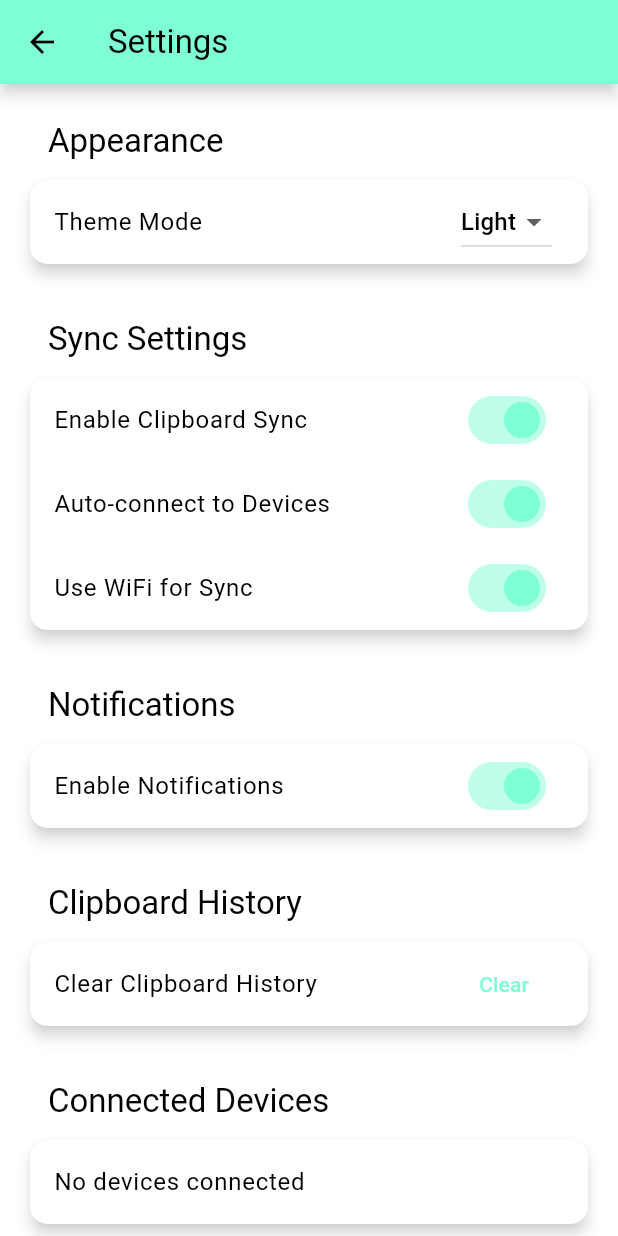
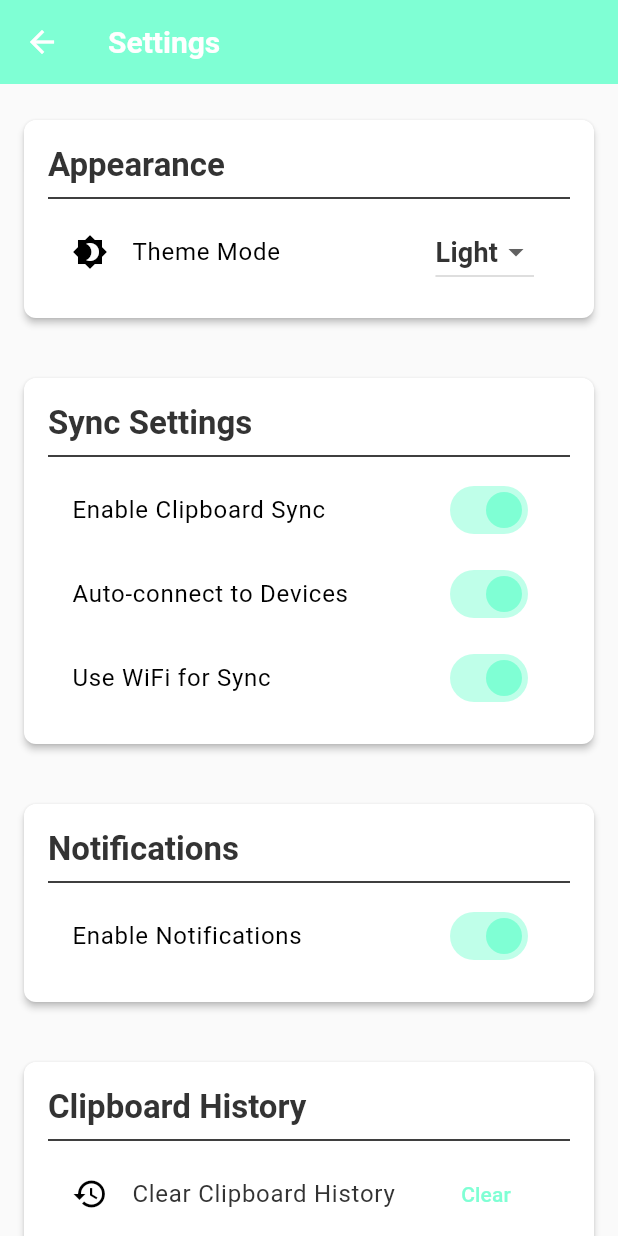
Before and after one commit to nathfavour/clippybara, a Flutter app: the screen it shows after launch, after a tap on the "settings" icon, on a phone screen of 412 x 824 dp. Run offline on Flutter 3.47's test engine with Material 3 defaults, Android fonts, the phone set to English and light mode, and no system bars; our stand-ins replace device_info_plus, get, multicast_dns, package_info_plus, permission_handler; missing offline and left inert: network_info_plus; statements that could not run were skipped.

Commit message:
🔀 Merge feature enhancements into lib/themes/app_theme.

```diff
--- a/lib/src/views/devices_page.dart
+++ b/lib/src/views/devices_page.dart
@@ -19,11 +19,8 @@ class _DevicesPageState extends State<DevicesPage> {
   @override
   void initState() {
     super.initState();
-    // Start scanning on load
     _startScanning();
-    // Listen to newly discovered devices
     _discoveryService.onDeviceDiscovered.listen((deviceId) async {
-      // Create a DeviceInfo with a dummy name or query for additional details
       var device = DeviceInfo(
           id: deviceId,
           name: 'Device ${_discoveredDevices.length + 1}',
@@ -66,11 +63,13 @@ class _DevicesPageState extends State<DevicesPage> {
               if (_discoveredDevices.isEmpty) {
                 return const Center(child: Text('No devices found'));
               }
-              return ListView.builder(
+              return ListView.separated(
                 itemCount: _discoveredDevices.length,
+                separatorBuilder: (context, index) => const Divider(),
                 itemBuilder: (context, index) {
                   final device = _discoveredDevices[index];
                   return ListTile(
+                    leading: const Icon(Icons.devices),
                     title: Text(device.name),
                     subtitle: Text(device.id),
                     trailing: Row(
@@ -84,9 +83,17 @@ class _DevicesPageState extends State<DevicesPage> {
                         ),
                         const SizedBox(width: 8),
                         IconButton(
-                          icon: const Icon(Icons.star_border),
+                          icon: _favoritesManager.favorites
+                                  .any((fav) => fav.id == device.id)
+                              ? const Icon(Icons.star, color: Colors.amber)
+                              : const Icon(Icons.star_border),
                           onPressed: () {
-                            _favoritesManager.addFavorite(device);
+                            if (_favoritesManager.favorites
+                                .any((fav) => fav.id == device.id)) {
+                              _favoritesManager.removeFavorite(device.id);
+                            } else {
+                              _favoritesManager.addFavorite(device);
+                            }
                           },
                         ),
                       ],
@@ -108,6 +115,7 @@ class _DevicesPageState extends State<DevicesPage> {
                   return Padding(
                     padding: const EdgeInsets.all(8.0),
                     child: Chip(
+                      avatar: const Icon(Icons.star, color: Colors.amber),
                       label: Text(fav.name),
                       deleteIcon: const Icon(Icons.close),
                       onDeleted: () {
--- a/lib/src/views/home_page.dart
+++ b/lib/src/views/home_page.dart
@@ -27,37 +27,14 @@ class HomePage extends StatelessWidget {
         onPressed: () => _showCreateClipDialog(context, controller),
         child: const Icon(Icons.add),
       ),
-      body: ListView(
-        children: [
-          LayoutBuilder(
+      body: LayoutBuilder(
         builder: (context, constraints) {
           if (constraints.maxWidth > 600) {
             return _buildTabletLayout(controller, theme);
           } else {
-                // Pass context to the mobile layout builder
             return _buildMobileLayout(context, controller, theme);
           }
         },
-          ),
-          const SizedBox(height: 20),
-          const Padding(
-            padding: EdgeInsets.symmetric(horizontal: 16.0),
-            child: Text(
-              'Devices',
-              style: TextStyle(fontSize: 20, fontWeight: FontWeight.bold),
-            ),
-          ),
-          ListTile(
-            leading: const Icon(Icons.devices),
-            title: const Text("Discover Devices"),
-            subtitle:
-                const Text("Scan, connect, and add devices to your favorites."),
-            trailing: const Icon(Icons.arrow_forward_ios),
-            onTap: () {
-              Get.to(() => const DevicesPage());
-            },
-          ),
-        ],
       ),
     );
   }
@@ -115,33 +92,34 @@ class HomePage extends StatelessWidget {
 
   Widget _buildMobileLayout(
       BuildContext context, ClipboardController controller, ThemeData theme) {
-    return SizedBox(
-      height: MediaQuery.of(context).size.height *
-          0.7, // Adjust the height as needed
-      child: DefaultTabController(
-        length: 2,
-        child: Column(
-          mainAxisSize: MainAxisSize.min,
+    return Column(
       children: [
-            TabBar(
-              tabs: const [
-                Tab(text: 'Clipboard'),
-                Tab(text: 'Devices'),
-              ],
-              labelStyle: theme.textTheme.titleMedium,
+        Padding(
+          padding: const EdgeInsets.all(16.0),
+          child: Text(
+            'Clipboard',
+            style: theme.textTheme.titleLarge,
           ),
-            Flexible(
-              fit: FlexFit.loose,
-              child: TabBarView(
+        ),
+        _buildClipboardSection(controller, theme),
+        Padding(
+          padding: const EdgeInsets.all(16.0),
+          child: Row(
+            mainAxisAlignment: MainAxisAlignment.spaceBetween,
             children: [
-                  _buildClipboardSection(controller, theme),
-                  _buildDeviceSection(controller, theme),
-                ],
+              Text(
+                'Devices',
+                style: theme.textTheme.titleLarge,
               ),
+              TextButton(
+                onPressed: () => Get.to(() => const DevicesPage()),
+                child: const Text('View All'),
               ),
             ],
           ),
         ),
+        _buildDeviceSection(controller, theme),
+      ],
     );
   }
 
@@ -153,6 +131,7 @@ class HomePage extends StatelessWidget {
         crossAxisAlignment: CrossAxisAlignment.start,
         children: [
           Card(
+            elevation: 4,
             child: Padding(
               padding: const EdgeInsets.all(16.0),
               child: Column(
@@ -180,19 +159,22 @@ class HomePage extends StatelessWidget {
           ),
           const SizedBox(height: 8),
           SizedBox(
-            height: 300,
+            height: 200,
             child: Obx(() => ListView.builder(
                   shrinkWrap: true,
                   physics: const ClampingScrollPhysics(),
                   itemCount: controller.clipboardHistory.length,
                   itemBuilder: (context, index) {
                     final item = controller.clipboardHistory[index];
-                    return ClipboardCard(
+                    return Padding(
+                      padding: const EdgeInsets.symmetric(vertical: 4.0),
+                      child: ClipboardCard(
                         item: item,
                         onCopy: () => controller.copyToClipboard(item.content),
                         onShare: () =>
                             controller.shareWithConnectedDevices(item.content),
                         onDelete: () => controller.removeFromHistory(index),
+                      ),
                     );
                   },
                 )),
@@ -209,6 +191,7 @@ class HomePage extends StatelessWidget {
         crossAxisAlignment: CrossAxisAlignment.start,
         children: [
           Card(
+            elevation: 4,
             child: Padding(
               padding: const EdgeInsets.all(16.0),
               child: Row(
@@ -236,7 +219,8 @@ class HomePage extends StatelessWidget {
             style: theme.textTheme.titleMedium,
           ),
           const SizedBox(height: 8),
-          Expanded(
+          SizedBox(
+            height: 150,
             child: Obx(() => controller.connectedDevices.isEmpty
                 ? Center(
                     child: Text(
@@ -245,15 +229,28 @@ class HomePage extends StatelessWidget {
                     ),
                   )
                 : ListView.builder(
+                    scrollDirection: Axis.horizontal,
                     itemCount: controller.connectedDevices.length,
                     itemBuilder: (context, index) {
                       final device = controller.connectedDevices[index];
                       return Card(
-                        child: ListTile(
-                          leading: const Icon(Icons.devices),
-                          title: Text(device.name),
-                          subtitle: Text(
-                              'Last seen: ${_formatDateTime(device.lastSeen)}'),
+                        elevation: 2,
+                        child: Padding(
+                          padding: const EdgeInsets.all(8.0),
+                          child: Column(
+                            mainAxisSize: MainAxisSize.min,
+                            children: [
+                              const Icon(Icons.devices),
+                              Text(
+                                device.name,
+                                style: theme.textTheme.bodyMedium,
+                              ),
+                              Text(
+                                'Last seen: ${_formatDateTime(device.lastSeen)}',
+                                style: theme.textTheme.bodySmall,
+                              ),
+                            ],
+                          ),
                         ),
                       );
                     },
--- a/lib/src/views/settings_page.dart
+++ b/lib/src/views/settings_page.dart
@@ -18,7 +18,6 @@ class SettingsPage extends StatelessWidget {
       body: LayoutBuilder(
         builder: (context, constraints) {
           return SingleChildScrollView(
-            child: Padding(
             padding: const EdgeInsets.all(16.0),
             child: Center(
               child: ConstrainedBox(
@@ -31,12 +30,13 @@ class SettingsPage extends StatelessWidget {
                       'Appearance',
                       [
                         ListTile(
-                            title: Text('Theme Mode'),
+                          leading: const Icon(Icons.brightness_4),
+                          title: const Text('Theme Mode'),
                           trailing: DropdownButton<ThemeMode>(
                             value: Get.isDarkMode
                                 ? ThemeMode.dark
                                 : ThemeMode.light,
-                              items: [
+                            items: const [
                               DropdownMenuItem(
                                 value: ThemeMode.light,
                                 child: Text('Light'),
@@ -97,6 +97,7 @@ class SettingsPage extends StatelessWidget {
                       'Clipboard History',
                       [
                         ListTile(
+                          leading: const Icon(Icons.history),
                           title: Text('Clear Clipboard History',
                               style: theme.textTheme.bodyLarge),
                           trailing: TextButton(
@@ -112,7 +113,7 @@ class SettingsPage extends StatelessWidget {
                                       onPressed: () => Navigator.pop(context),
                                       child: const Text('Cancel'),
                                     ),
-                                      TextButton(
+                                    ElevatedButton(
                                       onPressed: () {
                                         controller.clearHistory();
                                         Navigator.pop(context);
@@ -135,22 +136,22 @@ class SettingsPage extends StatelessWidget {
                       [
                         Obx(() => controller.connectedDevices.isEmpty
                             ? const ListTile(
+                                leading: Icon(Icons.info),
                                 title: Text('No devices connected'),
                               )
                             : Column(
                                 children: controller.connectedDevices
                                     .map((device) => ListTile(
+                                          leading: const Icon(Icons.devices),
                                           title: Text(device.name),
                                           subtitle: Text(
                                               'Last seen: ${_formatDateTime(device.lastSeen)}'),
-                                            leading: const Icon(Icons.devices),
                                         ))
                                     .toList(),
                               )),
                       ],
                     ),
                   ],
-                  ),
                 ),
               ),
             ),
@@ -161,22 +162,23 @@ class SettingsPage extends StatelessWidget {
   }
 
   Widget _buildSection(ThemeData theme, String title, List<Widget> children) {
-    return Column(
+    return Card(
+      elevation: 2,
+      margin: const EdgeInsets.symmetric(vertical: 8),
+      child: Padding(
+        padding: const EdgeInsets.all(16.0),
+        child: Column(
           crossAxisAlignment: CrossAxisAlignment.start,
           children: [
-        Padding(
-          padding: const EdgeInsets.symmetric(horizontal: 16, vertical: 8),
-          child: Text(
+            Text(
               title,
               style: theme.textTheme.titleLarge,
             ),
-        ),
-        Card(
-          child: Column(
-            children: children,
+            const Divider(),
+            ...children,
+          ],
         ),
       ),
-      ],
     );
   }
 
--- a/lib/theme/app_theme.dart
+++ b/lib/theme/app_theme.dart
@@ -1,7 +1,9 @@
 import 'package:flutter/material.dart';
 
 class AppTheme {
-  static final Color aquamarine = const Color(0xFF7FFFD4);
+  static const Color aquamarine = Color(0xFF7FFFD4);
+  static const Color darkTextColor = Color(0xFF333333);
+  static const Color lightTextColor = Colors.white;
 
   static final ThemeData lightTheme = ThemeData(
     useMaterial3: true,
@@ -11,29 +13,36 @@ class AppTheme {
       primary: aquamarine,
       secondary: Colors.teal,
       surface: Colors.white,
+      background: Colors.grey[50]!,
+      onPrimary: lightTextColor,
+      onSecondary: lightTextColor,
     ),
-    scaffoldBackgroundColor: Colors.white,
+    scaffoldBackgroundColor: Colors.grey[50],
     appBarTheme: AppBarTheme(
       backgroundColor: aquamarine,
-      elevation: 4,
-      shadowColor: Colors.grey.withOpacity(0.5),
+      elevation: 0,
+      titleTextStyle: const TextStyle(
+        color: lightTextColor,
+        fontSize: 20,
+        fontWeight: FontWeight.bold,
+      ),
+      iconTheme: const IconThemeData(color: lightTextColor),
     ),
     elevatedButtonTheme: ElevatedButtonThemeData(
       style: ElevatedButton.styleFrom(
         backgroundColor: aquamarine,
-        foregroundColor: Colors.white,
-        shadowColor: Colors.grey.withOpacity(0.6),
-        elevation: 8,
+        foregroundColor: lightTextColor,
+        textStyle: const TextStyle(fontWeight: FontWeight.bold),
+        padding: const EdgeInsets.symmetric(horizontal: 24, vertical: 12),
         shape: RoundedRectangleBorder(
-          borderRadius: BorderRadius.circular(12),
+          borderRadius: BorderRadius.circular(8),
         ),
       ),
     ),
     cardTheme: CardTheme(
-      elevation: 4,
-      shadowColor: Colors.grey.withOpacity(0.5),
+      elevation: 2,
       shape: RoundedRectangleBorder(
-        borderRadius: BorderRadius.circular(12),
+        borderRadius: BorderRadius.circular(8),
       ),
     ),
     switchTheme: SwitchThemeData(
@@ -42,19 +51,26 @@ class AppTheme {
     ),
     floatingActionButtonTheme: FloatingActionButtonThemeData(
       backgroundColor: aquamarine,
-      foregroundColor: Colors.white,
+      foregroundColor: lightTextColor,
       elevation: 4,
       shape: RoundedRectangleBorder(
-        borderRadius: BorderRadius.circular(16),
+        borderRadius: BorderRadius.circular(12),
       ),
     ),
     dialogTheme: DialogTheme(
       shape: RoundedRectangleBorder(
-        borderRadius: BorderRadius.circular(16),
+        borderRadius: BorderRadius.circular(12),
       ),
-      elevation: 8,
+      elevation: 4,
     ),
-    // ...additional theme customizations...
+    textTheme: const TextTheme(
+      bodyLarge: TextStyle(fontSize: 16, color: darkTextColor),
+      bodyMedium: TextStyle(fontSize: 14, color: darkTextColor),
+      titleLarge: TextStyle(
+          fontSize: 22, fontWeight: FontWeight.bold, color: darkTextColor),
+      titleMedium: TextStyle(
+          fontSize: 18, fontWeight: FontWeight.bold, color: darkTextColor),
+    ),
   );
 
   static final ThemeData darkTheme = ThemeData(
@@ -64,30 +80,38 @@ class AppTheme {
     colorScheme: ColorScheme.dark(
       primary: aquamarine,
       secondary: Colors.tealAccent,
-      surface: Colors.grey[900]!,
+      surface: Colors.grey[800]!,
+      background: Colors.grey[900]!,
+      onPrimary: darkTextColor,
+      onSecondary: darkTextColor,
     ),
-    scaffoldBackgroundColor: Colors.black,
+    scaffoldBackgroundColor: Colors.grey[900],
     appBarTheme: AppBarTheme(
       backgroundColor: aquamarine,
-      elevation: 4,
-      shadowColor: Colors.black45,
+      elevation: 0,
+      titleTextStyle: const TextStyle(
+        color: darkTextColor,
+        fontSize: 20,
+        fontWeight: FontWeight.bold,
+      ),
+      iconTheme: const IconThemeData(color: darkTextColor),
     ),
     elevatedButtonTheme: ElevatedButtonThemeData(
       style: ElevatedButton.styleFrom(
         backgroundColor: aquamarine,
-        foregroundColor: Colors.black,
-        shadowColor: Colors.black54,
-        elevation: 8,
+        foregroundColor: darkTextColor,
+        textStyle: const TextStyle(fontWeight: FontWeight.bold),
+        padding: const EdgeInsets.symmetric(horizontal: 24, vertical: 12),
         shape: RoundedRectangleBorder(
-          borderRadius: BorderRadius.circular(12),
+          borderRadius: BorderRadius.circular(8),
         ),
       ),
     ),
     cardTheme: CardTheme(
-      elevation: 4,
-      shadowColor: Colors.black45,
+      elevation: 2,
+      color: Colors.grey[800],
       shape: RoundedRectangleBorder(
-        borderRadius: BorderRadius.circular(12),
+        borderRadius: BorderRadius.circular(8),
       ),
     ),
     switchTheme: SwitchThemeData(
@@ -96,12 +120,25 @@ class AppTheme {
     ),
     floatingActionButtonTheme: FloatingActionButtonThemeData(
       backgroundColor: aquamarine,
-      foregroundColor: Colors.black,
+      foregroundColor: darkTextColor,
       elevation: 4,
       shape: RoundedRectangleBorder(
-        borderRadius: BorderRadius.circular(16),
+        borderRadius: BorderRadius.circular(12),
       ),
     ),
-    // ...additional theme customizations...
+    dialogTheme: DialogTheme(
+      shape: RoundedRectangleBorder(
+        borderRadius: BorderRadius.circular(12),
+      ),
+      elevation: 4,
+    ),
+    textTheme: const TextTheme(
+      bodyLarge: TextStyle(fontSize: 16, color: lightTextColor),
+      bodyMedium: TextStyle(fontSize: 14, color: lightTextColor),
+      titleLarge: TextStyle(
+          fontSize: 22, fontWeight: FontWeight.bold, color: lightTextColor),
+      titleMedium: TextStyle(
+          fontSize: 18, fontWeight: FontWeight.bold, color: lightTextColor),
+    ),
   );
 }
--- a/lib/widgets/clipboard_card.dart
+++ b/lib/widgets/clipboard_card.dart
@@ -18,6 +18,9 @@ class ClipboardCard extends StatelessWidget {
   @override
   Widget build(BuildContext context) {
     return Card(
+      elevation: 2,
+      child: Padding(
+        padding: const EdgeInsets.all(8.0),
         child: ListTile(
           title: Text(item.content),
           subtitle: Text(item.timestamp.toLocal().toString()),
@@ -39,6 +42,7 @@ class ClipboardCard extends StatelessWidget {
             ],
           ),
         ),
+      ),
     );
   }
 }
```
Lines whose indentation alone changed are shown as unchanged.
